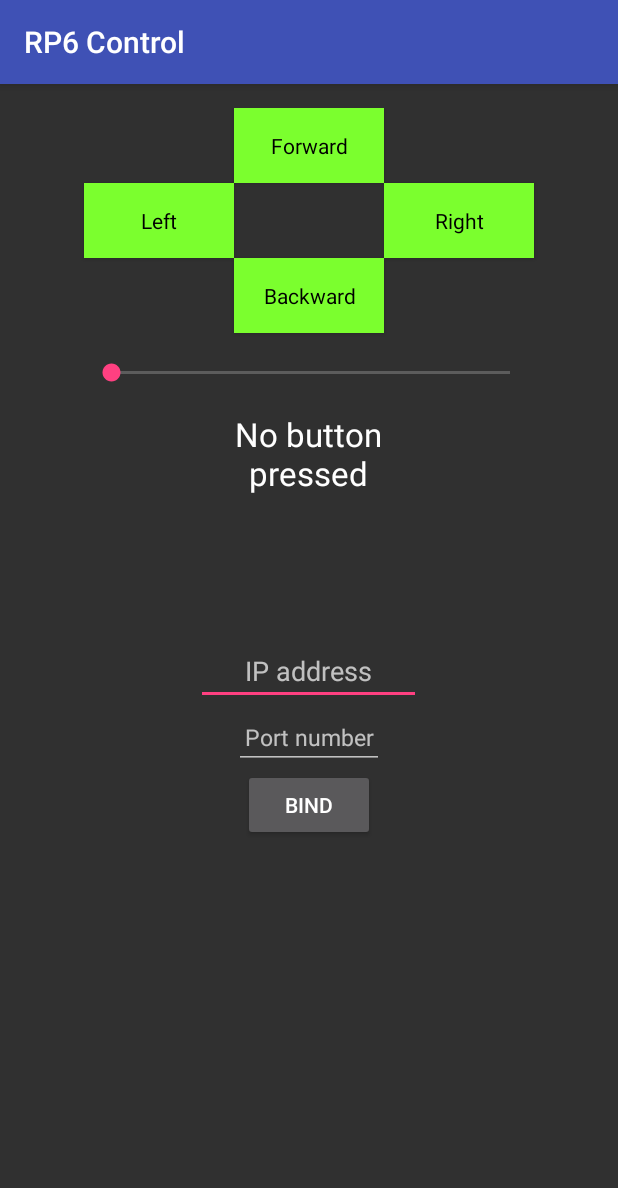
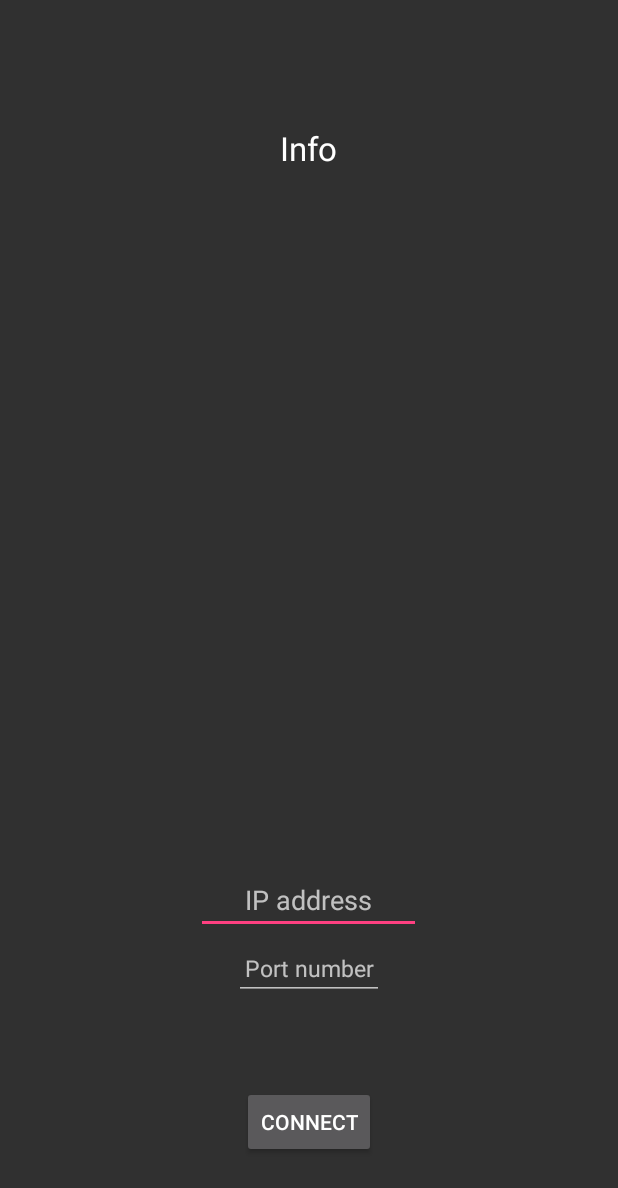
Before and after one commit to Mindavi/WeMos-RP6Control, an Android app: the screen it shows after launch (ControlRobotActivity before the commit, ConnectActivity after it), on a phone screen of 412 x 824 dp. Shown: the top 1188 px of the screen. Run offline under Robolectric (Android 15) with nearby library versions, the phone set to English and light mode, and no system bars.

Commit message:
Rewrote app to use intent for networking, also divided the app in two screens. One screen is for putting in the info to connect to a car, the other screen is to control the car that you have specified in the screen before.

```diff
--- /dev/null
+++ b/app/src/main/java/com/example/rick/testbuttons/ConnectActivity.java
@@ -0,0 +1,83 @@
+package com.example.rick.testbuttons;
+
+import android.app.Activity;
+import android.content.BroadcastReceiver;
+import android.content.Context;
+import android.content.Intent;
+import android.content.IntentFilter;
+import android.os.Bundle;
+import android.support.v4.content.LocalBroadcastManager;
+import android.view.View;
+import android.widget.EditText;
+import android.widget.TextView;
+
+public class ConnectActivity extends Activity {
+
+    TextView info;
+    EditText etIpAddress;
+    EditText etPortNumber;
+
+    @Override
+    protected void onCreate(Bundle savedInstanceState) {
+        super.onCreate(savedInstanceState);
+        setContentView(R.layout.activity_connect);
+        IntentFilter intentFilter = new IntentFilter(
+                ConnectionConstants.CONNECTION_BROADCAST_ACTION);
+        ResponseReceiver responseReceiver = new ResponseReceiver();
+        LocalBroadcastManager.getInstance(this).registerReceiver(responseReceiver, intentFilter);
+        info = (TextView) findViewById(R.id.tvInfo);
+        etIpAddress = (EditText) findViewById(R.id.etIpAddress);
+        etPortNumber = (EditText) findViewById(R.id.etPortNumber);
+    }
+
+    /*protected void sendMessage_click(View view) {
+        Intent sendMessageIntent = new Intent(this, ConnectionService.class);
+        sendMessageIntent.setAction(ConnectionService.ACTION_SEND_MESSAGE);
+        sendMessageIntent.putExtra(ConnectionService.EXTRA_MESSAGE, "hi friend\n");
+        startService(sendMessageIntent);
+    }*/
+
+    protected void connect_click(View view) {
+        String ipAddress = null;
+        int portNumber = 0;
+        if (etIpAddress != null && etPortNumber != null) {
+            ipAddress = etIpAddress.getText().toString();
+            portNumber = Integer.parseInt(etPortNumber.getText().toString());
+        }
+
+        if (ipAddress == null || ipAddress.trim().length() < 1 || portNumber < 1) {
+            System.out.println("Ip: " + (ipAddress == null ? "null" : ipAddress) + "Port: " + portNumber);
+            return;
+        }
+
+        Intent makeConnectionIntent = new Intent(this, ConnectionService.class);
+        makeConnectionIntent.setAction(ConnectionService.ACTION_MAKE_CONNECTION);
+        makeConnectionIntent.putExtra(ConnectionService.EXTRA_IPADDRESS, ipAddress);
+        makeConnectionIntent.putExtra(ConnectionService.EXTRA_PORT, portNumber);
+        startService(makeConnectionIntent);
+    }
+
+    // Broadcast receiver for receiving status updates from the IntentService
+    private class ResponseReceiver extends BroadcastReceiver
+    {
+        private ResponseReceiver() {
+        }
+        // Called when the BroadcastReceiver gets an Intent it's registered to receive
+        public void onReceive(Context context, Intent intent) {
+            TextView tvInfo = (TextView) findViewById(R.id.tvInfo);
+            int status = intent.getIntExtra(ConnectionConstants.EXTENDED_DATA_STATUS, -1);
+            if (status == ConnectionConstants.Connected) {
+                Intent controlIntent = new Intent(context, ControlRobotActivity.class);
+                startActivity(controlIntent);
+            }
+            else if (status == ConnectionConstants.NotConnected) {
+                if (tvInfo != null) {
+                    tvInfo.setText(R.string.connection_failed);
+                }
+            }
+            else if (status == -1) {
+                throw new IllegalStateException("should not be -1 in ResponseReceiver");
+            }
+        }
+    }
+}
--- /dev/null
+++ b/app/src/main/res/layout/activity_connect.xml
@@ -0,0 +1,57 @@
+<?xml version="1.0" encoding="utf-8"?>
+<RelativeLayout xmlns:android="http://schemas.android.com/apk/res/android"
+    xmlns:tools="http://schemas.android.com/tools"
+    android:layout_width="match_parent"
+    android:layout_height="match_parent"
+    android:paddingBottom="@dimen/activity_vertical_margin"
+    android:paddingLeft="@dimen/activity_horizontal_margin"
+    android:paddingRight="@dimen/activity_horizontal_margin"
+    android:paddingTop="@dimen/activity_vertical_margin"
+    tools:context="com.example.rick.testbuttons.ConnectActivity">
+
+    <TextView
+        android:layout_width="wrap_content"
+        android:layout_height="wrap_content"
+        android:textAppearance="?android:attr/textAppearanceLarge"
+        android:text="@string/info"
+        android:id="@+id/tvInfo"
+        android:layout_alignParentTop="true"
+        android:layout_centerHorizontal="true"
+        android:layout_marginTop="68dp" />
+
+    <Button
+        android:layout_width="wrap_content"
+        android:layout_height="wrap_content"
+        android:text="@string/connect"
+        android:id="@+id/btnConnect"
+        android:onClick="connect_click"
+        android:layout_marginBottom="36dp"
+        android:layout_alignParentBottom="true"
+        android:layout_centerHorizontal="true" />
+
+    <EditText
+        android:hint="@string/ip_address"
+        android:inputType="textUri"
+        android:layout_width="150dp"
+        android:layout_height="wrap_content"
+        android:id="@+id/etIpAddress"
+        android:gravity="center"
+        android:layout_marginBottom="101dp"
+        android:layout_above="@+id/btnConnect"
+        android:layout_centerHorizontal="true" />
+
+    <EditText
+        android:layout_width="100dp"
+        android:layout_height="wrap_content"
+        android:inputType="number"
+        android:ems="10"
+        android:id="@+id/etPortNumber"
+        android:clickable="false"
+        android:hint="@string/port_number"
+        android:textSize="15sp"
+        android:gravity="center"
+        android:layout_marginTop="47dp"
+        android:layout_alignTop="@+id/etIpAddress"
+        android:layout_centerHorizontal="true" />
+
+</RelativeLayout>
--- a/app/src/main/res/layout/activity_controlrobot.xml
+++ b/app/src/main/res/layout/activity_controlrobot.xml
@@ -53,43 +53,9 @@
         android:text="@string/no_button_pressed"
         android:id="@+id/tvConnectionStatus"
         android:gravity="center_horizontal"
+        android:layout_marginTop="57dp"
         android:layout_below="@+id/sbSpeed"
-        android:layout_centerHorizontal="true"
-        android:layout_marginTop="17dp" />
-
-    <EditText
-        android:hint="@string/ip_address"
-        android:inputType="textUri"
-        android:layout_width="150dp"
-        android:layout_height="wrap_content"
-        android:id="@+id/tbIpAddress"
-        android:gravity="center"
-        android:layout_below="@+id/tvConnectionStatus"
-        android:layout_alignStart="@+id/tvConnectionStatus" />
-
-    <EditText
-        android:layout_width="100dp"
-        android:layout_height="wrap_content"
-        android:inputType="number"
-        android:ems="10"
-        android:id="@+id/tbPortNumber"
-        android:clickable="false"
-        android:hint="@string/port_number"
-        android:textSize="15sp"
-        android:gravity="center"
-        android:layout_alignTop="@+id/tbIpAddress"
-        android:layout_centerHorizontal="true"
-        android:layout_marginTop="46dp" />
-
-    <Button
-        android:layout_width="wrap_content"
-        android:layout_height="wrap_content"
-        android:text="@string/bind"
-        android:id="@+id/btnBind"
-        android:layout_below="@+id/tbPortNumber"
-        android:layout_centerHorizontal="true"
-        android:clickable="true"
-        android:onClick="bind_click"/>
+        android:layout_centerHorizontal="true" />
 
     <SeekBar
         android:layout_width="wrap_content"
@@ -101,14 +67,19 @@
         android:layout_marginTop="17dp"
         android:layout_below="@+id/btnDown"
         android:layout_alignStart="@+id/btnLeft"
-        android:layout_alignEnd="@+id/btnRight" />
+        android:layout_alignEnd="@+id/btnRight"
+        android:minHeight="50dp" />
 
     <TextView
         android:layout_width="wrap_content"
         android:layout_height="wrap_content"
-        android:textAppearance="?android:attr/textAppearanceSmall"
-        android:id="@+id/lblSpeed"
-        android:layout_alignParentBottom="true"
-        android:layout_centerHorizontal="true" />
+        android:text="@string/speed"
+        android:id="@+id/tvSpeedOnBar"
+        android:layout_alignTop="@+id/sbSpeed"
+        android:layout_alignBottom="@+id/sbSpeed"
+        android:layout_alignEnd="@+id/sbSpeed"
+        android:layout_alignStart="@+id/sbSpeed"
+        android:layout_centerHorizontal="true"
+        android:textAlignment="center" />
 
 </RelativeLayout>
--- a/app/src/main/res/values/strings.xml
+++ b/app/src/main/res/values/strings.xml
@@ -12,15 +12,14 @@
     <string name="port_number">Port number</string>
     <string name="invalid_port_number">An invalid port number was entered</string>
     <string name="message_not_sent">Message was not sent</string>
-    <string name="bind">Bind</string>
     <plurals name="number_messages_sent">
         <item quantity="one">%d message sent</item>
         <item quantity="other">%d messages sent</item>
     </plurals>
-    <string name="socket_set">Socket set</string>
-    <string name="socket_set_failed">Socket setting failed</string>
-    <string name="unbind">Unbind</string>
-    <string name="unbind_done">Removed connection address, enter a new address</string>
-    <string name="no_socket_set">No socket is set, enter one and bind it</string>
-    <string name="speed">Speed: %1$d</string>
+    <string name="speed_param">Speed: %1$d</string>
+    <string name="speed">Speed</string>
+    <string name="connect">Connect</string>
+    <string name="info">Info</string>
+    <string name="connection_lost">Connection lost, try reconnecting</string>
+    <string name="no_socket_set">No socket is set, retry entering it</string>
 </resources>
```
Also changed, not shown: app/src/main/AndroidManifest.xml (+14 -1 lines), app/src/main/java/com/example/rick/testbuttons/ConnectionConstants.java (added, +25 -0 lines), app/src/main/java/com/example/rick/testbuttons/ConnectionService.java (added, +170 -0 lines), app/src/main/java/com/example/rick/testbuttons/ControlRobotActivity.java (+55 -118 lines), 1 other file.
